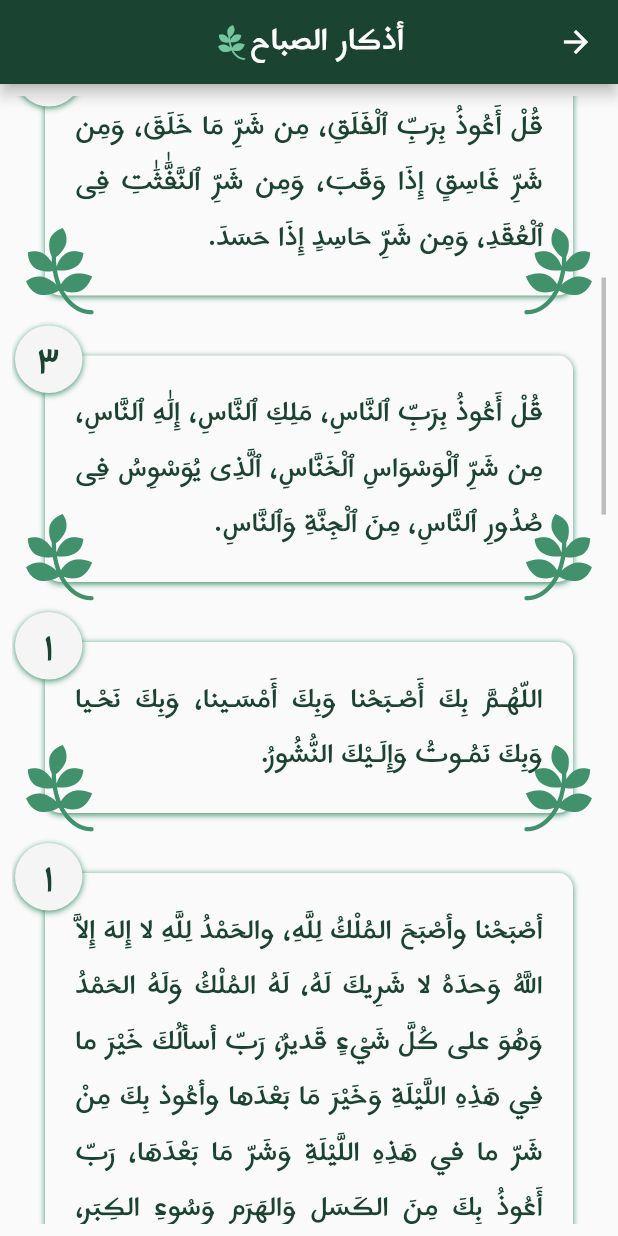
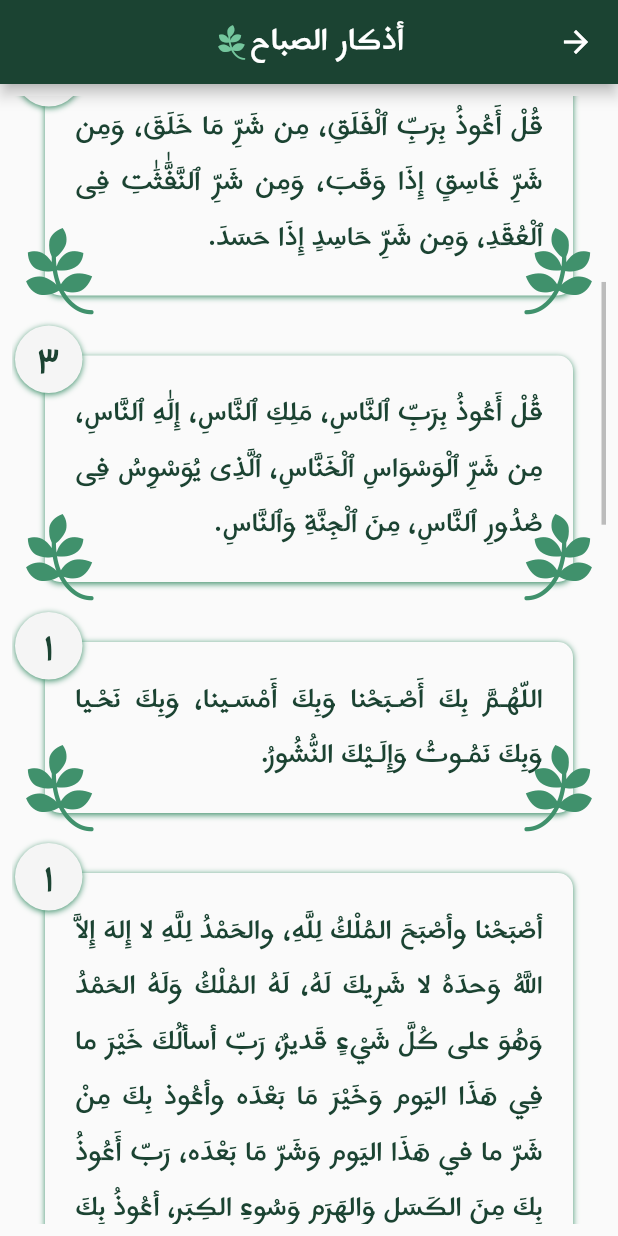
Before and after one commit to AmmarMohamed21/Rayhan, a Flutter app: the AzkarScreen screen opened directly, scrolled down 576 dp, on a phone screen of 412 x 824 dp. Run offline on Flutter 3.47's test engine with Material 2 defaults, Android fonts, the phone set to English and light mode, and no system bars; our stand-ins replace flutter_local_notifications, flutter_native_timezone, flutter_spinkit, font_awesome_flutter, get, shared_preferences and 1 more; missing offline and left inert: flutter_rounded_date_picker; accounts and stored records are empty; statements that could not run were skipped.

```diff
--- a/lib/services/azkar_list.dart
+++ b/lib/services/azkar_list.dart
@@ -37,7 +37,7 @@ class AzkarList {
     ),
     Zikr(
       text:
-          'أصْبَحْنا وأصْبَحَ المُلْكُ لِلَّهِ، والحَمْدُ لِلَّهِ لا إِلهَ إِلاَّ اللَّهُ وَحدَهُ لا شَرِيكَ لَهُ، لَهُ المُلْكُ وَلَهُ الحَمْدُ وَهُوَ على كُلَّ شَيْءٍ قَديرٌ، رَبّ أسألُكَ خَيْرَ ما فِي هَذِهِ اللَّيْلَةِ وَخَيْرَ مَا بَعْدَها وأعُوذ بِكَ مِنْ شَرّ ما في هَذِهِ اللَّيْلَةِ وَشَرّ مَا بَعْدَهَا، رَبّ أَعُوذُ بِكَ مِنَ الكَسَل وَالهَرَمِ وَسُوءِ الكِبَرِ، أعُوذُ بِكَ مِنْ عَذَابٍ في النَّارِ وَعَذَابٍ في القَبْرِ.',
+          'أصْبَحْنا وأصْبَحَ المُلْكُ لِلَّهِ، والحَمْدُ لِلَّهِ لا إِلهَ إِلاَّ اللَّهُ وَحدَهُ لا شَرِيكَ لَهُ، لَهُ المُلْكُ وَلَهُ الحَمْدُ وَهُوَ على كُلَّ شَيْءٍ قَديرٌ، رَبّ أسألُكَ خَيْرَ ما فِي هَذَا اليَوم وَخَيْرَ مَا بَعْدَه وأعُوذ بِكَ مِنْ شَرّ ما في هَذَا اليَوم وَشَرّ مَا بَعْدَه، رَبّ أَعُوذُ بِكَ مِنَ الكَسَل وَالهَرَمِ وَسُوءِ الكِبَرِ، أعُوذُ بِكَ مِنْ عَذَابٍ في النَّارِ وَعَذَابٍ في القَبْرِ.',
       count: 1,
     ),
     Zikr(
--- a/lib/services/settings.dart
+++ b/lib/services/settings.dart
@@ -132,7 +132,7 @@ class Settings extends ChangeNotifier {
       isGreenTheme = true;
     }
 
-    //await Future.delayed(Duration(seconds: 3));
+    await Future.delayed(Duration(seconds: 3));
     if (notificationAppLaunchDetails.payload == 'أذكار الصباح') {
       return Navigator.push(
         context,
```
Also changed, not shown: lib/components/leaf_button.dart (+5 -5 lines).
